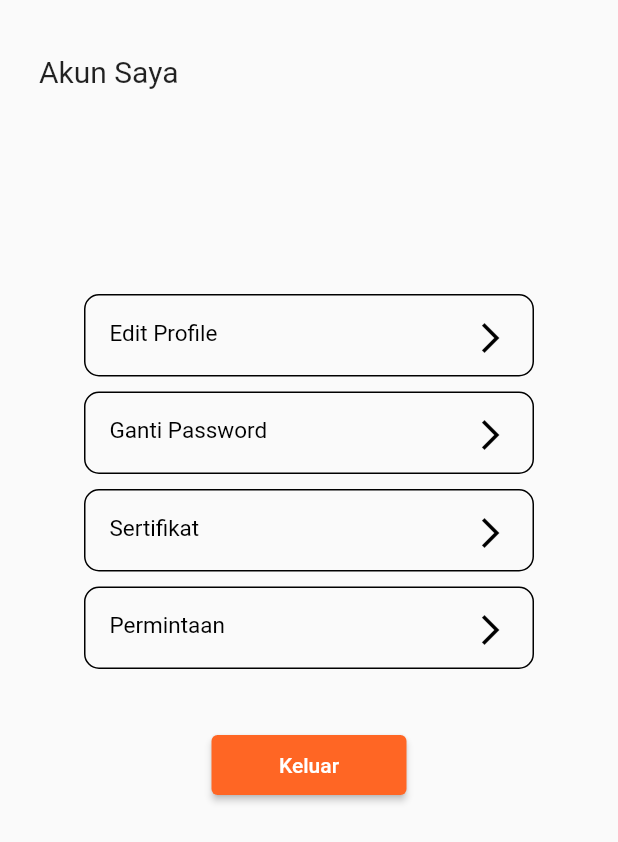
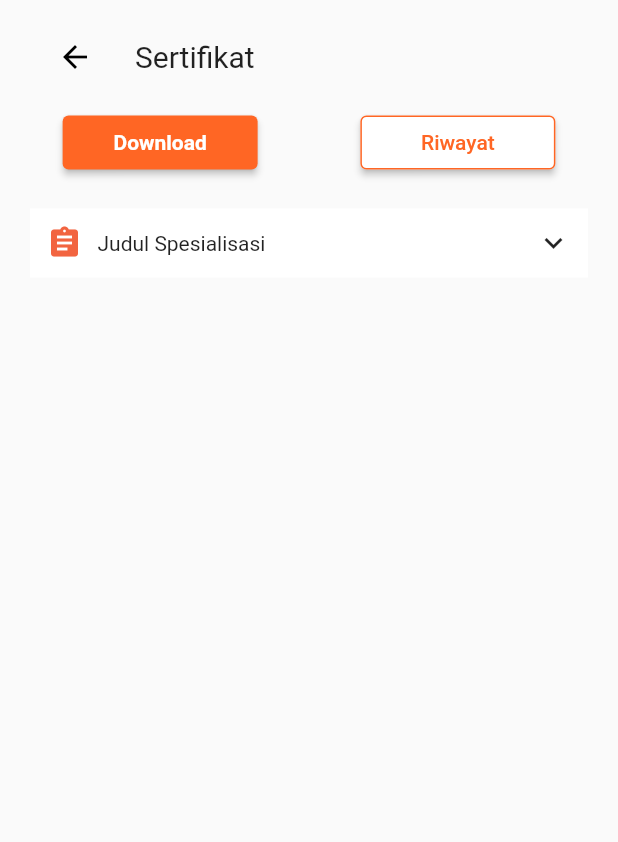
Before and after one commit to Learning-Management-System-Kelompok-42/MOBILE-LMS, a Flutter app: the ProfileScreen screen opened by its route, after a tap on "Sertifikat", on a phone screen of 412 x 824 dp. Shown: the top 842 px of the screen. Run offline on Flutter 3.47's test engine with Material 2 defaults, Android fonts, the phone set to English and light mode, and no system bars; drawn by our look-alikes of getwidget; our stand-ins replace accordion, chewie, dio, dropdown_button2, flutter_form_builder, flutter_rating_bar and 6 more; missing offline and left inert: checkbox_formfield, syncfusion_flutter_pdfviewer, textfield_search; accounts and stored records are empty; network calls fail.

Commit message:
update sertifikat screen

```diff
--- a/Source_code/lms/lib/main.dart
+++ b/Source_code/lms/lib/main.dart
@@ -18,6 +18,8 @@ import 'package:lms/screen/permintaan_screen.dart';
 import 'package:lms/screen/profile_screen_management.dart';
 import 'package:lms/screen/regis_screen.dart';
 import 'package:lms/screen/riwayat_permintaan_screen.dart';
+import 'package:lms/screen/sertifikat_download_screen.dart';
+import 'package:lms/screen/sertifikat_riwayat_screen.dart';
 import 'package:lms/screen/slide_screen.dart';
 import 'package:lms/screen/video_screen.dart';
 import 'package:lms/viewModel/course_detail_view_model.dart';
@@ -77,6 +79,8 @@ void main() async {
           'detail_permintaan': (context) => DetailPermintaan(),
           'slide_screen': (context) => SlideScreen(url: ''),
           'link_screen': (context) => LinkScreen(),
+          'sertifikat_download': (context) => SertifikatDownloadScreen(),
+          'sertifikat_riwayat': (context) => SertifikatRiwayatScreen(),
         },
       ),
     ),
--- a/Source_code/lms/lib/screen/akun_screen.dart
+++ b/Source_code/lms/lib/screen/akun_screen.dart
@@ -153,7 +153,7 @@ class _AkunScreenState extends State<AkunScreen> {
             const SizedBox(height: 10),
             InkWell(
               onTap: () {
-                Navigator.pushNamed(context, '');
+                Navigator.pushNamed(context, 'sertifikat_download');
               },
               child: Container(
                 height: 55,
--- a/Source_code/lms/lib/screen/course_screen_past.dart
+++ b/Source_code/lms/lib/screen/course_screen_past.dart
@@ -97,8 +97,10 @@ class _DashBoardCourseScreenState extends State<DashBoardCoursePastScreen> {
                           itemBuilder: (context, index) {
                             var cou = course.userCourse[index];
                             validasi() {
-                              if (cou.data[index].progress > 20) {
+                              if (cou.data[index].progress != 100) {
                                 var rating = cou.data[index].progress / 100;
+                                var change = cou.data[index++];
+                                index++;
                                 return Padding(
                                   padding: const EdgeInsets.all(8.0),
                                   child: Container(
--- a/Source_code/lms/lib/screen/profile_screen_management.dart
+++ b/Source_code/lms/lib/screen/profile_screen_management.dart
@@ -5,6 +5,8 @@ import 'package:lms/screen/edit_profile_screen.dart';
 import 'package:lms/screen/ganti_password_akun_screen.dart';
 import 'package:lms/screen/permintaan_screen.dart';
 import 'package:lms/screen/riwayat_permintaan_screen.dart';
+import 'package:lms/screen/sertifikat_download_screen.dart';
+import 'package:lms/screen/sertifikat_riwayat_screen.dart';
 
 class ProfileScreen extends StatefulWidget {
   const ProfileScreen({Key? key}) : super(key: key);
@@ -34,7 +36,12 @@ class _ProfileScreenState extends State<ProfileScreen> {
             body = RiwayatPermintaan();
           } else if (settings.name == 'detail_permintaan') {
             body = DetailPermintaan();
+          } else if (settings.name == 'sertifikat_download') {
+            body = SertifikatDownloadScreen();
+          } else if (settings.name == 'sertifikat_riwayat') {
+            body = SertifikatRiwayatScreen();
           }
+
           return MaterialPageRoute(builder: (context) => body);
         },
       ),
--- /dev/null
+++ b/Source_code/lms/lib/screen/sertifikat_download_screen.dart
@@ -0,0 +1,100 @@
+import 'package:flutter/material.dart';
+import 'package:getwidget/getwidget.dart';
+
+class SertifikatDownloadScreen extends StatefulWidget {
+  const SertifikatDownloadScreen({Key? key}) : super(key: key);
+
+  @override
+  State<SertifikatDownloadScreen> createState() =>
+      _SertifikatDownloadScreenState();
+}
+
+class _SertifikatDownloadScreenState extends State<SertifikatDownloadScreen> {
+  @override
+  Widget build(BuildContext context) {
+    return Scaffold(
+      body: Padding(
+        padding: EdgeInsets.all(10),
+        child: ListView(
+          children: [
+            Column(
+              mainAxisAlignment: MainAxisAlignment.start,
+              children: [
+                ListTile(
+                  leading: IconButton(
+                    onPressed: () {
+                      Navigator.pushNamed(context, 'akun_screen');
+                    },
+                    icon: Icon(
+                      Icons.arrow_back,
+                      color: Colors.black,
+                    ),
+                  ),
+                  title: Text(
+                    'Sertifikat',
+                    style: TextStyle(fontSize: 20),
+                  ),
+                ),
+                const SizedBox(height: 5),
+              ],
+            ),
+            Row(
+              mainAxisAlignment: MainAxisAlignment.spaceEvenly,
+              children: [
+                ElevatedButton(
+                  onPressed: () {},
+                  child: const Text(
+                    'Download',
+                    style: TextStyle(
+                      color: Colors.white,
+                      fontWeight: FontWeight.bold,
+                    ),
+                  ),
+                  style: ElevatedButton.styleFrom(
+                    primary: Color.fromARGB(255, 255, 102, 36),
+                    fixedSize: Size(130, 30),
+                  ),
+                ),
+                const SizedBox(width: 5),
+                ElevatedButton(
+                  onPressed: () {
+                    Navigator.pushNamed(context, 'sertifikat_riwayat');
+                  },
+                  child: const Text(
+                    'Riwayat',
+                    style: TextStyle(color: Color.fromARGB(255, 255, 102, 36)),
+                  ),
+                  style: ElevatedButton.styleFrom(
+                      primary: Colors.white,
+                      fixedSize: Size(130, 30),
+                      side:
+                          BorderSide(color: Color.fromARGB(255, 255, 102, 36))),
+                ),
+              ],
+            ),
+            const SizedBox(
+              height: 10,
+            ),
+            GFAccordion(
+              titleBorder:
+                  Border.all(color: Color.fromARGB(255, 255, 255, 255)),
+              titleChild: Row(
+                children: [
+                  Icon(Icons.assignment,
+                      color: Color.fromRGBO(242, 100, 64, 1)),
+                  const SizedBox(width: 10),
+                  Text('Judul Spesialisasi')
+                ],
+              ),
+              contentBackgroundColor: Color.fromRGBO(216, 247, 235, 1),
+              contentChild: InkWell(
+                onTap: () {},
+                child: const Text('Download Sertifikat Spesialisasi'),
+              ),
+            ),
+          ],
+        ),
+      ),
+    );
+  }
+}
```
Also changed, not shown: Source_code/lms/lib/screen/sertifikat_riwayat_screen.dart (added, +189 -0 lines), Source_code/lms/assets/images/sertifikat.png (added).
